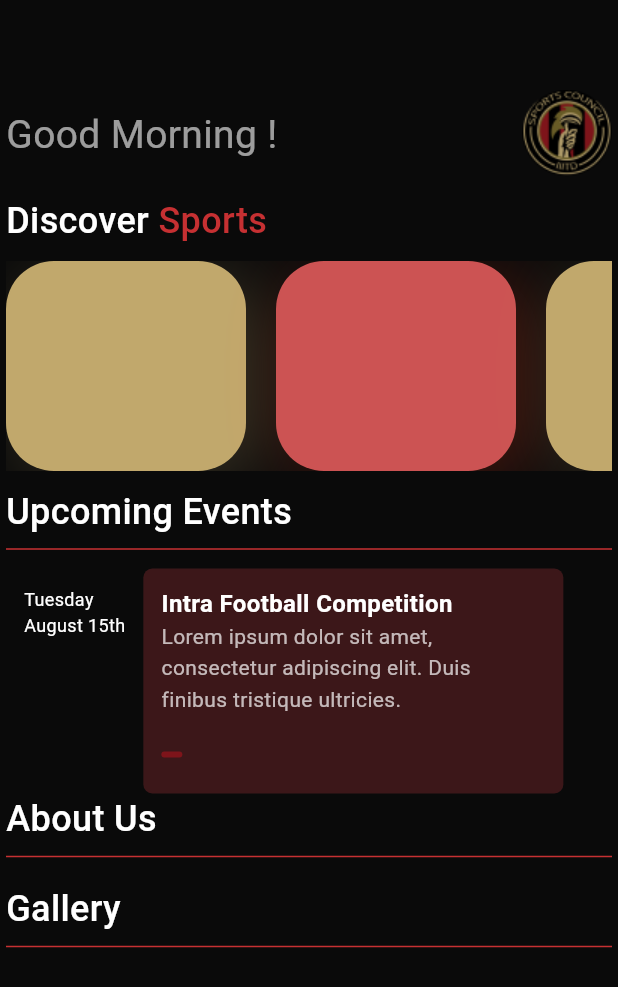
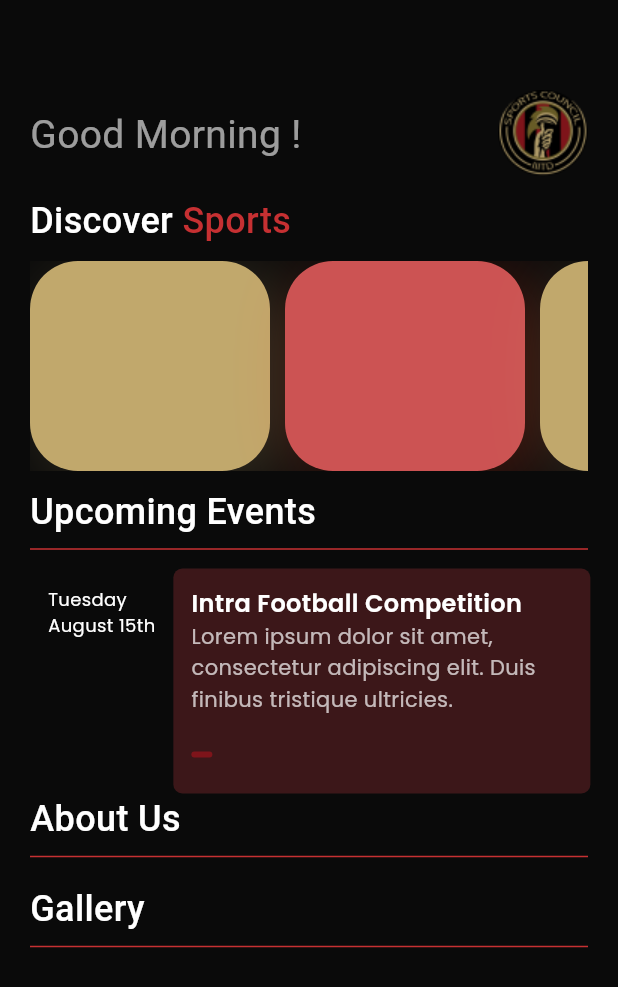
Before and after one commit to Shadowking912/sports_iiitd, a Flutter app: the HomePage widget shown alone on an empty page, opened directly, on a phone screen of 412 x 824 dp. Shown: the top 987 px of the screen. Run offline on Flutter 3.47's test engine with Material 3 defaults, Android fonts, the phone set to English and light mode, and no system bars; our stand-ins replace cloud_firestore, firebase_auth, firebase_core, flutter_feather_icons, flutter_form_builder, form_builder_validators and 3 more; accounts and stored records are empty.

Commit message:
Update padding and layout in various screens

```diff
--- a/lib/main.dart
+++ b/lib/main.dart
@@ -3,6 +3,7 @@
 import 'package:sports_iiitd/screens/Home.dart';
 import 'package:sports_iiitd/screens/create_profile.dart';
 import 'package:sports_iiitd/screens/fines/fines.dart';
+import 'package:sports_iiitd/screens/landing_page.dart';
 import 'package:sports_iiitd/screens/sign_in.dart';
 import 'package:sports_iiitd/screens/view_events.dart';
 import 'package:sports_iiitd/screens/wrong_email.dart';
@@ -31,7 +32,7 @@
         colorScheme: ColorScheme.fromSeed(seedColor: Colors.deepPurple),
         useMaterial3: true,
       ),
-      home: CreateEvent(),
+      home: HomeScreen(),
       // add named routes
       routes: {
         '/home': (context) => HomeScreen(),
--- a/lib/screens/Home.dart
+++ b/lib/screens/Home.dart
@@ -7,6 +7,7 @@
 import 'package:sports_iiitd/screens/view_events.dart';
 
 import '../common/colors.dart';
+import 'events.dart';
 
 class HomeScreen extends StatefulWidget {
   HomeScreen({Key? key}) : super(key: key);
@@ -21,7 +22,7 @@
   // List of pages to be rendered
   final List<Widget> _children = [
     HomePage(),
-    ViewEvents(),
+    Events(),
     EquipmentScreen(),
     MyProfile(),
   ];
@@ -85,7 +86,7 @@
   @override
   Widget build(BuildContext context) {
     return Container(
-      padding: EdgeInsets.fromLTRB(4, 60, 4, 0),
+      padding: EdgeInsets.fromLTRB(20, 60, 20, 0),
       height: MediaQuery.of(context).size.height,
       color: CustomColors.black,
       width: MediaQuery.of(context).size.width,
@@ -159,7 +160,7 @@
                     ),
                   ),
                   SizedBox(
-                    width: 20,
+                    width: 10,
                   ),
                   Container(
                     // autogroupam9un7M (Y2Nkf18tQBB8LVVXFoAm9u)
@@ -179,7 +180,7 @@
                     ),
                   ),
                   SizedBox(
-                    width: 20,
+                    width: 10,
                   ),
                   Container(
                     // autogroupam9un7M (Y2Nkf18tQBB8LVVXFoAm9u)
@@ -274,7 +275,7 @@
                   Container(
                     // autogroupvzsd1Py (Y2NnDdCZ9SXqsfxVfnvzsD)
                     padding: EdgeInsets.all(12),
-                    width: 280,
+                    width: 278,
                     decoration: BoxDecoration(
                       color: Color(0x4fab343b),
                       borderRadius: BorderRadius.circular(6),
--- a/lib/screens/create_event.dart
+++ b/lib/screens/create_event.dart
@@ -17,47 +17,16 @@
   Widget build(BuildContext context) {
     final Event? event = ModalRoute.of(context)!.settings.arguments as Event?;
     return Scaffold(
-      appBar: AppBar(
-        leading: IconButton(
-          icon: Icon(
-            FeatherIcons.arrowLeft,
-            weight: 900,
-            size: 50,
-            color: Colors.red,
-          ),
-          onPressed: () {
-            Navigator.of(context)
-                .pushReplacementNamed('/sign_in'); // Example: Navigate back
-          },
-        ),
-        backgroundColor:
-            Colors.black, // Set the app bar background to transparent
-        elevation: 0,
-      ),
-      // appBar: AppBar(
-      //   title: Text('Create Event'),
-      // ),
       body: Container(
         width: double.infinity,
         height: MediaQuery.of(context).size.height,
-        padding: EdgeInsets.fromLTRB(20, 2, 20, 0),
+        padding: EdgeInsets.fromLTRB(20, 60, 20, 0),
         color: Colors.black,
         child: Column(
           children: [
-            customAppBar(
-                Text(
-                  "CREATE EVENT",
-                  style: TextStyle(
-                    color: Colors.white,
-                    fontWeight: FontWeight.w900,
-                    fontSize: 90,
-                  ),
-                ).data!,
-                context,
-                logo: true,
-                goBack: false),
+            customAppBar("CREATE EVENT", context, logo: true, goBack: true),
             Padding(
-              padding: const EdgeInsets.all(16.0),
+              padding: const EdgeInsets.symmetric(vertical: 16.0),
               child: FormBuilder(
                 key: _formKey,
                 child: Column(
--- a/lib/screens/events.dart
+++ b/lib/screens/events.dart
@@ -29,7 +29,7 @@
       body: Container(
         width: double.infinity,
         height: MediaQuery.of(context).size.height,
-        padding: EdgeInsets.fromLTRB(40, 60, 40, 0),
+        padding: EdgeInsets.fromLTRB(20, 60, 20, 0),
         color: Colors.black,
         child: Column(
           children: [
--- a/pubspec.yaml
+++ b/pubspec.yaml
@@ -72,13 +72,10 @@
   assets:
     - assets/
   #   - images/a_dot_ham.jpeg
-
   # An image asset can refer to one or more resolution-specific "variants", see
   # https://flutter.dev/assets-and-images/#resolution-aware
-
   # For details regarding adding assets from package dependencies, see
   # https://flutter.dev/assets-and-images/#from-packages
-
   # To add custom fonts to your application, add a fonts section here,
   # in this "flutter" section. Each entry in this list should have a
   # "family" key with the font family name, and a "fonts" key with a
```
Also changed, not shown: lib/screens/landing_page.dart (+193 -193 lines), pubspec.lock, 1 other file.
